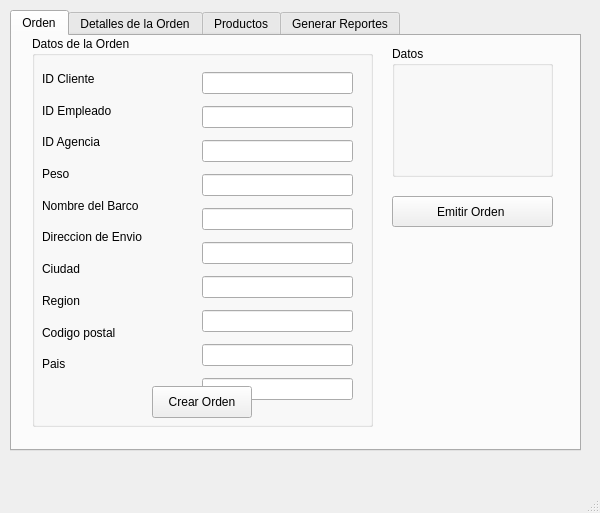
First picture: the form in mainwindow.ui, repository jairoaguilarts/Desktop-App-Proyect, before the edit.
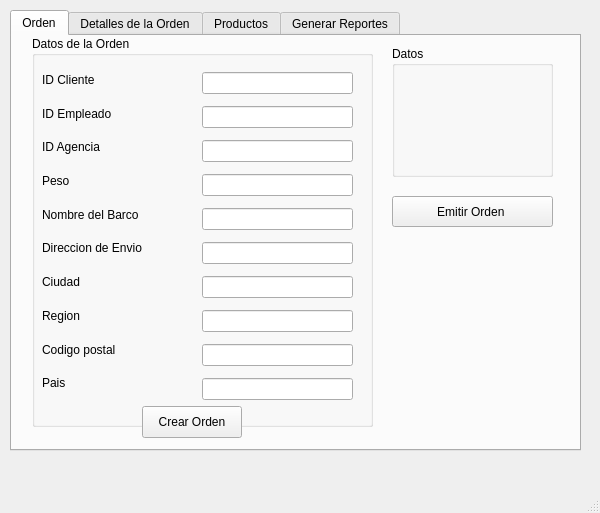
Second picture: the form after the edit. The open tabs and pages were chosen to show the change.

Commit message: pdf recio

Patch:
```diff
--- a/mainwindow.ui
+++ b/mainwindow.ui
@@ -51,7 +51,7 @@
          <x>10</x>
          <y>30</y>
          <width>151</width>
-         <height>311</height>
+         <height>331</height>
         </rect>
        </property>
        <layout class="QVBoxLayout" name="verticalLayout">
@@ -169,19 +169,6 @@
         </item>
        </layout>
       </widget>
-      <widget class="QPushButton" name="PB_CrearOrden">
-       <property name="geometry">
-        <rect>
-         <x>120</x>
-         <y>350</y>
-         <width>100</width>
-         <height>32</height>
-        </rect>
-       </property>
-       <property name="text">
-        <string>Crear Orden</string>
-       </property>
-      </widget>
      </widget>
      <widget class="QGroupBox" name="groupBox_4">
       <property name="geometry">
@@ -242,6 +229,19 @@
        <string>Emitir Orden </string>
       </property>
      </widget>
+     <widget class="QPushButton" name="PB_CrearOrden">
+      <property name="geometry">
+       <rect>
+        <x>130</x>
+        <y>370</y>
+        <width>100</width>
+        <height>32</height>
+       </rect>
+      </property>
+      <property name="text">
+       <string>Crear Orden</string>
+      </property>
+     </widget>
     </widget>
     <widget class="QWidget" name="tab_2">
      <attribute name="title">
```
Left out of the diff: 4 changed lines with no effect on the pictures. The commit also changes 1 other file.
